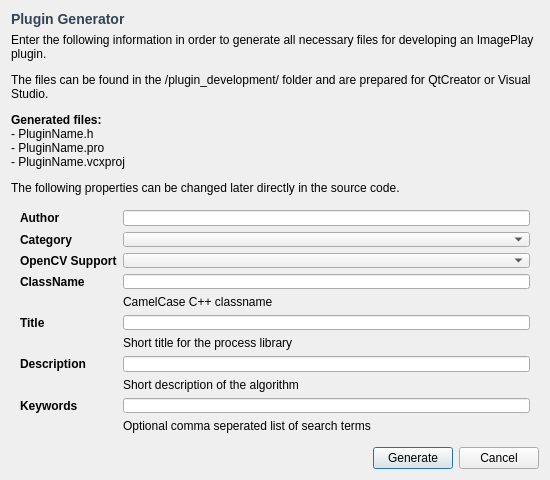
This is ImagePlay/ui/PluginGenerator.ui in cpvrlab/ImagePlay as Qt 5 draws it before an edit. The edited form follows.
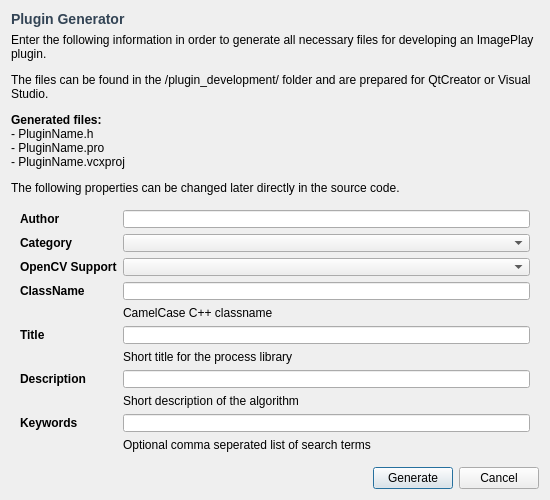
This is the edited form.

The edit to the form file:
```diff
--- a/ImagePlay/ui/PluginGenerator.ui
+++ b/ImagePlay/ui/PluginGenerator.ui
@@ -10,18 +10,6 @@
     <height>480</height>
    </rect>
   </property>
-  <property name="minimumSize">
-   <size>
-    <width>550</width>
-    <height>480</height>
-   </size>
-  </property>
-  <property name="maximumSize">
-   <size>
-    <width>550</width>
-    <height>480</height>
-   </size>
-  </property>
   <property name="windowTitle">
    <string>Plugin Generator</string>
   </property>
```
